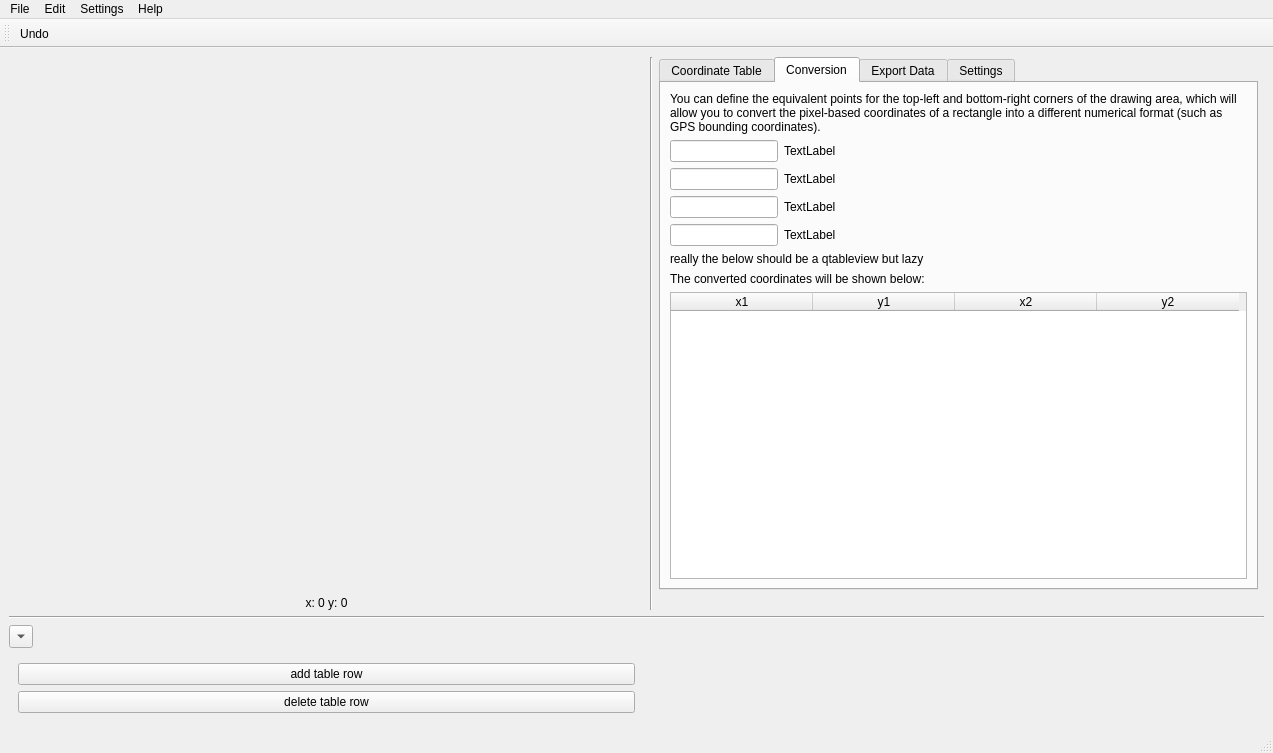
This is src/main/resources/base/rectmap.ui in lgactna/RectangleMappingTool as Qt 5 draws it before an edit. The edited form follows.
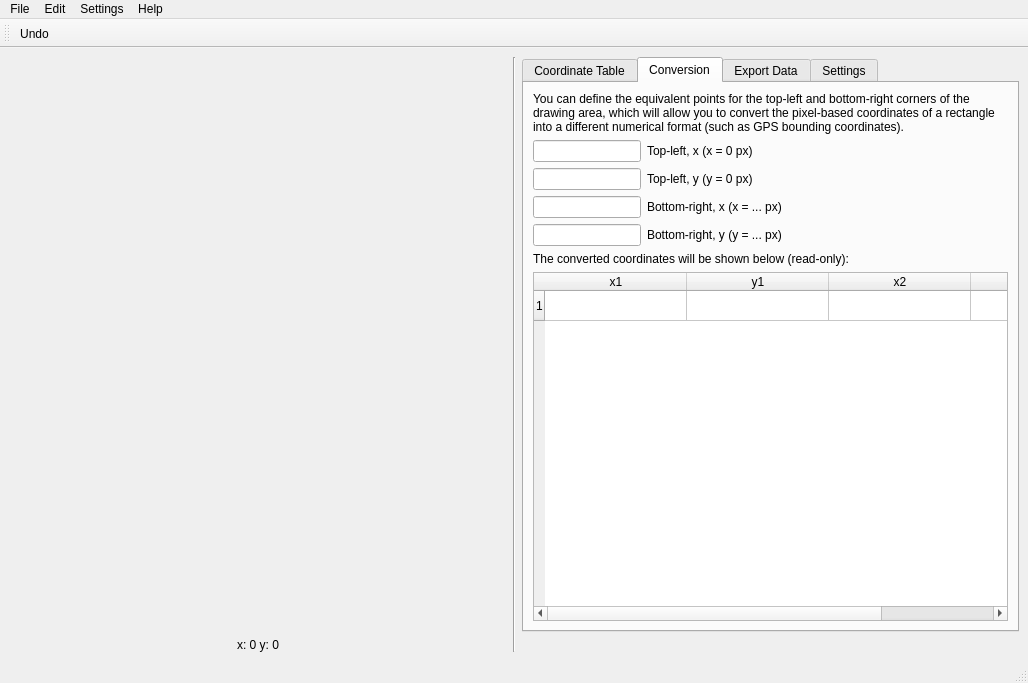
This is the edited form. The open tabs and pages were chosen to show the change.

Commit message: add names/layout changes

```diff
--- a/src/main/resources/base/rectmap.ui
+++ b/src/main/resources/base/rectmap.ui
@@ -9,8 +9,8 @@
    <rect>
     <x>0</x>
     <y>0</y>
-    <width>1273</width>
-    <height>753</height>
+    <width>1028</width>
+    <height>683</height>
    </rect>
   </property>
   <property name="windowTitle">
@@ -34,35 +34,6 @@
       </property>
      </widget>
     </item>
-    <item row="4" column="0">
-     <widget class="QWidget" name="widget_2" native="true">
-      <property name="enabled">
-       <bool>true</bool>
-      </property>
-      <property name="minimumSize">
-       <size>
-        <width>0</width>
-        <height>0</height>
-       </size>
-      </property>
-      <layout class="QGridLayout" name="gridLayout_2">
-       <item row="0" column="0">
-        <widget class="QPushButton" name="pushButton">
-         <property name="text">
-          <string>add table row</string>
-         </property>
-        </widget>
-       </item>
-       <item row="1" column="0">
-        <widget class="QPushButton" name="pushButton_2">
-         <property name="text">
-          <string>delete table row</string>
-         </property>
-        </widget>
-       </item>
-      </layout>
-     </widget>
-    </item>
     <item row="1" column="0">
      <widget class="QLabel" name="coord_label">
       <property name="text">
@@ -73,23 +44,6 @@
       </property>
      </widget>
     </item>
-    <item row="3" column="0">
-     <widget class="QToolButton" name="toggle_show_button">
-      <property name="text">
-       <string/>
-      </property>
-      <property name="arrowType">
-       <enum>Qt::DownArrow</enum>
-      </property>
-     </widget>
-    </item>
-    <item row="2" column="0" colspan="4">
-     <widget class="Line" name="line_2">
-      <property name="orientation">
-       <enum>Qt::Horizontal</enum>
-      </property>
-     </widget>
-    </item>
     <item row="0" column="1" rowspan="2">
      <widget class="Line" name="line">
       <property name="orientation">
@@ -99,6 +53,9 @@
     </item>
     <item row="0" column="2">
      <widget class="QTabWidget" name="tabWidget">
+      <property name="enabled">
+       <bool>true</bool>
+      </property>
       <property name="maximumSize">
        <size>
         <width>599</width>
@@ -247,9 +204,9 @@
            <widget class="QLineEdit" name="lineEdit"/>
           </item>
           <item row="0" column="1">
-           <widget class="QLabel" name="label">
+           <widget class="QLabel" name="conv_x1_label">
             <property name="text">
-             <string>TextLabel</string>
+             <string>Top-left, x (x = 0 px)</string>
             </property>
            </widget>
           </item>
@@ -259,7 +216,7 @@
           <item row="1" column="1">
            <widget class="QLabel" name="label_20">
             <property name="text">
-             <string>TextLabel</string>
+             <string>Top-left, y (y = 0 px)</string>
             </property>
            </widget>
           </item>
@@ -269,7 +226,7 @@
           <item row="2" column="1">
            <widget class="QLabel" name="label_21">
             <property name="text">
-             <string>TextLabel</string>
+             <string>Bottom-right, x (x = ... px)</string>
             </property>
            </widget>
           </item>
@@ -279,23 +236,16 @@
           <item row="3" column="1">
            <widget class="QLabel" name="label_22">
             <property name="text">
-             <string>TextLabel</string>
+             <string>Bottom-right, y (y = ... px)</string>
             </property>
            </widget>
           </item>
          </layout>
         </item>
-        <item>
-         <widget class="QLabel" name="label_18">
-          <property name="text">
-           <string>really the below should be a qtableview but lazy</string>
-          </property>
-         </widget>
-        </item>
         <item>
          <widget class="QLabel" name="label_19">
           <property name="text">
-           <string>The converted coordinates will be shown below:</string>
+           <string>The converted coordinates will be shown below (read-only):</string>
           </property>
           <property name="wordWrap">
            <bool>false</bool>
@@ -307,6 +257,11 @@
           <attribute name="horizontalHeaderDefaultSectionSize">
            <number>142</number>
           </attribute>
+          <row>
+           <property name="text">
+            <string>1</string>
+           </property>
+          </row>
           <column>
            <property name="text">
             <string>x1</string>
@@ -327,6 +282,26 @@
             <string>y2</string>
            </property>
           </column>
+          <item row="0" column="0">
+           <property name="text">
+            <string/>
+           </property>
+          </item>
+          <item row="0" column="1">
+           <property name="text">
+            <string/>
+           </property>
+          </item>
+          <item row="0" column="2">
+           <property name="text">
+            <string/>
+           </property>
+          </item>
+          <item row="0" column="3">
+           <property name="text">
+            <string/>
+           </property>
+          </item>
          </widget>
         </item>
        </layout>
@@ -396,7 +371,39 @@
          </widget>
         </item>
         <item>
-         <widget class="QPushButton" name="pushButton_7">
+         <widget class="QLabel" name="label">
+          <property name="text">
+           <string>You can also add the following fields:</string>
+          </property>
+         </widget>
+        </item>
+        <item>
+         <layout class="QHBoxLayout" name="horizontalLayout_3">
+          <item>
+           <widget class="QCheckBox" name="overlaps_checkbox">
+            <property name="text">
+             <string>Overlaps</string>
+            </property>
+           </widget>
+          </item>
+          <item>
+           <widget class="QCheckBox" name="color_checkbox">
+            <property name="text">
+             <string>Color</string>
+            </property>
+           </widget>
+          </item>
+          <item>
+           <widget class="QCheckBox" name="custom_checkbox">
+            <property name="text">
+             <string>Custom fields</string>
+            </property>
+           </widget>
+          </item>
+         </layout>
+        </item>
+        <item>
+         <widget class="QPushButton" name="export_csv_button">
           <property name="text">
            <string>Export to .csv</string>
           </property>
@@ -586,7 +593,7 @@
     <rect>
      <x>0</x>
      <y>0</y>
-     <width>1273</width>
+     <width>1028</width>
      <height>26</height>
     </rect>
    </property>
@@ -608,13 +615,6 @@
     </property>
     <addaction name="actionUndo"/>
    </widget>
-   <widget class="QMenu" name="menuSettings">
-    <property name="title">
-     <string>Settings</string>
-    </property>
-    <addaction name="actionPen_Color"/>
-    <addaction name="actionPen_Width"/>
-   </widget>
    <widget class="QMenu" name="menuHelp">
     <property name="title">
      <string>Help</string>
@@ -622,6 +622,13 @@
     <addaction name="actionAbout"/>
     <addaction name="actionGitHub_Repository"/>
    </widget>
+   <widget class="QMenu" name="menuSettings">
+    <property name="title">
+     <string>Settings</string>
+    </property>
+    <addaction name="actionPen_Color"/>
+    <addaction name="actionPen_Width"/>
+   </widget>
    <addaction name="menuFile"/>
    <addaction name="menuEdit"/>
    <addaction name="menuSettings"/>
```
Left out of the diff: 65 changed lines with no effect on the pictures. The commit also changes 1 other file.
